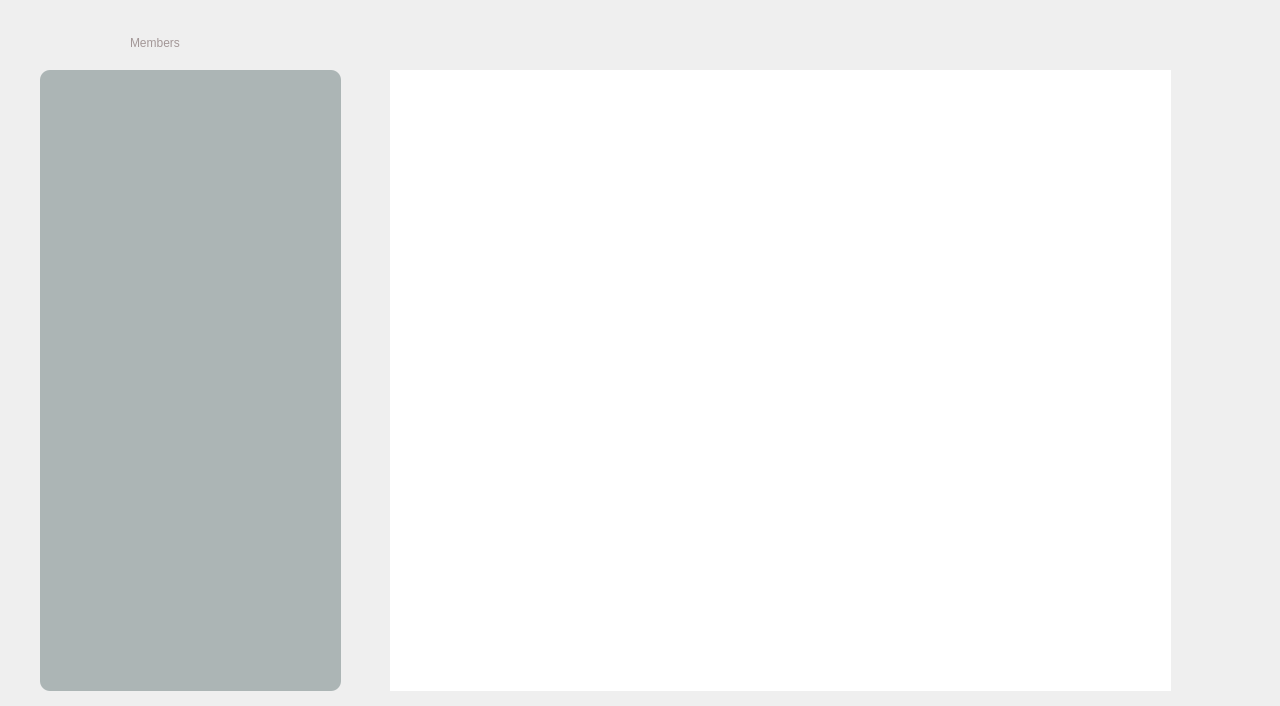
Old version of the form chat_gui3.ui in the repository yotam5/secure_gui_chat.
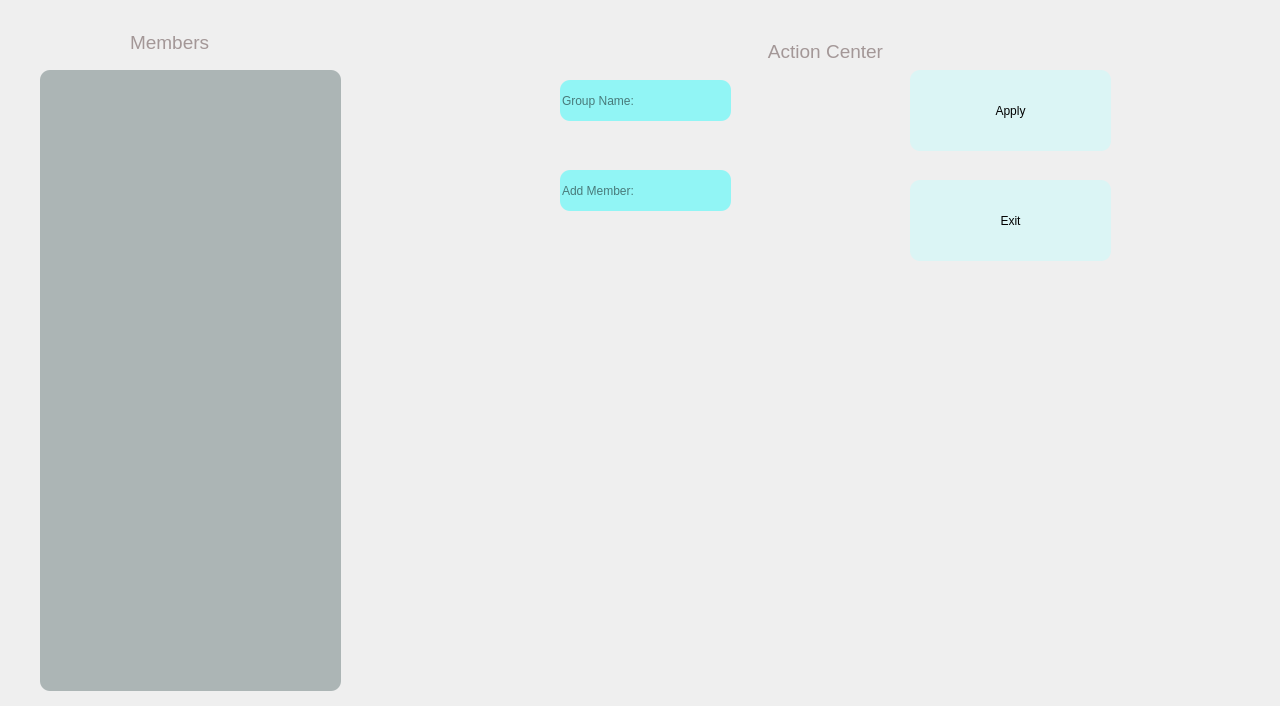
New version of the form. The open tabs and pages were chosen to show the change. Icons and pictures are not drawn.

```diff
--- a/chat_gui3.ui
+++ b/chat_gui3.ui
@@ -367,6 +367,18 @@
      </widget>
     </widget>
     <widget class="QWidget" name="page_3">
+     <property name="minimumSize">
+      <size>
+       <width>1280</width>
+       <height>720</height>
+      </size>
+     </property>
+     <property name="maximumSize">
+      <size>
+       <width>1280</width>
+       <height>720</height>
+      </size>
+     </property>
      <widget class="QLabel" name="members_label">
       <property name="geometry">
        <rect>
@@ -410,23 +422,114 @@
        <string notr="true">color: rgb(163, 151, 151);</string>
       </property>
       <property name="text">
-       <string>Members</string>
+       <string>&lt;html&gt;&lt;head/&gt;&lt;body&gt;&lt;p&gt;&lt;span style=&quot; font-size:14pt;&quot;&gt;Members&lt;/span&gt;&lt;/p&gt;&lt;/body&gt;&lt;/html&gt;</string>
       </property>
      </widget>
-     <widget class="QStackedWidget" name="stackedWidget_2">
+     <widget class="QLabel" name="action_center">
       <property name="geometry">
        <rect>
-        <x>390</x>
+        <x>740</x>
+        <y>40</y>
+        <width>171</width>
+        <height>20</height>
+       </rect>
+      </property>
+      <property name="styleSheet">
+       <string notr="true">color: rgb(163, 151, 151);
+font: 9pt &quot;mononoki&quot;;</string>
+      </property>
+      <property name="text">
+       <string>&lt;html&gt;&lt;head/&gt;&lt;body&gt;&lt;p align=&quot;center&quot;&gt;&lt;span style=&quot; font-size:14pt;&quot;&gt;Action Center&lt;/span&gt;&lt;/p&gt;&lt;/body&gt;&lt;/html&gt;</string>
+      </property>
+     </widget>
+     <widget class="QStackedWidget" name="group_stack">
+      <property name="geometry">
+       <rect>
+        <x>410</x>
         <y>70</y>
-        <width>781</width>
-        <height>621</height>
+        <width>431</width>
+        <height>461</height>
        </rect>
       </property>
       <property name="styleSheet">
-       <string notr="true">background-color: rgba(255,255, 255, 255);</string>
+       <string notr="true">                  background-color: rgba(0, 255, 255, 0);
+</string>
       </property>
-      <widget class="QWidget" name="existed"/>
-      <widget class="QWidget" name="creation"/>
+      <widget class="QWidget" name="create">
+       <widget class="QLineEdit" name="group_name">
+        <property name="geometry">
+         <rect>
+          <x>150</x>
+          <y>10</y>
+          <width>171</width>
+          <height>41</height>
+         </rect>
+        </property>
+        <property name="styleSheet">
+         <string notr="true">border: 3px light green; 
+                  background-color: rgba(0, 255, 255, 100);
+border-radius: 10px;</string>
+        </property>
+        <property name="placeholderText">
+         <string>Group Name:</string>
+        </property>
+       </widget>
+       <widget class="QLineEdit" name="add_member">
+        <property name="geometry">
+         <rect>
+          <x>150</x>
+          <y>100</y>
+          <width>171</width>
+          <height>41</height>
+         </rect>
+        </property>
+        <property name="styleSheet">
+         <string notr="true">border: 3px light green; 
+                  background-color: rgba(0, 255, 255, 100);
+border-radius: 10px;</string>
+        </property>
+        <property name="placeholderText">
+         <string>Add Member:</string>
+        </property>
+       </widget>
+      </widget>
+      <widget class="QWidget" name="edit"/>
+     </widget>
+     <widget class="QPushButton" name="apply">
+      <property name="geometry">
+       <rect>
+        <x>910</x>
+        <y>70</y>
+        <width>201</width>
+        <height>81</height>
+       </rect>
+      </property>
+      <property name="styleSheet">
+       <string notr="true">background-color: rgba(180,255, 255, 90);
+font: 14pt &quot;mononoki&quot;;
+ border-radius: 10px;</string>
+      </property>
+      <property name="text">
+       <string>Apply</string>
+      </property>
+     </widget>
+     <widget class="QPushButton" name="pushButton_3">
+      <property name="geometry">
+       <rect>
+        <x>910</x>
+        <y>180</y>
+        <width>201</width>
+        <height>81</height>
+       </rect>
+      </property>
+      <property name="styleSheet">
+       <string notr="true">background-color: rgba(180,255, 255, 90);
+font: 14pt &quot;mononoki&quot;;
+ border-radius: 10px;</string>
+      </property>
+      <property name="text">
+       <string>Exit</string>
+      </property>
      </widget>
     </widget>
    </widget>
```
Left out of the diff: 28 changed lines with no effect on the pictures.
